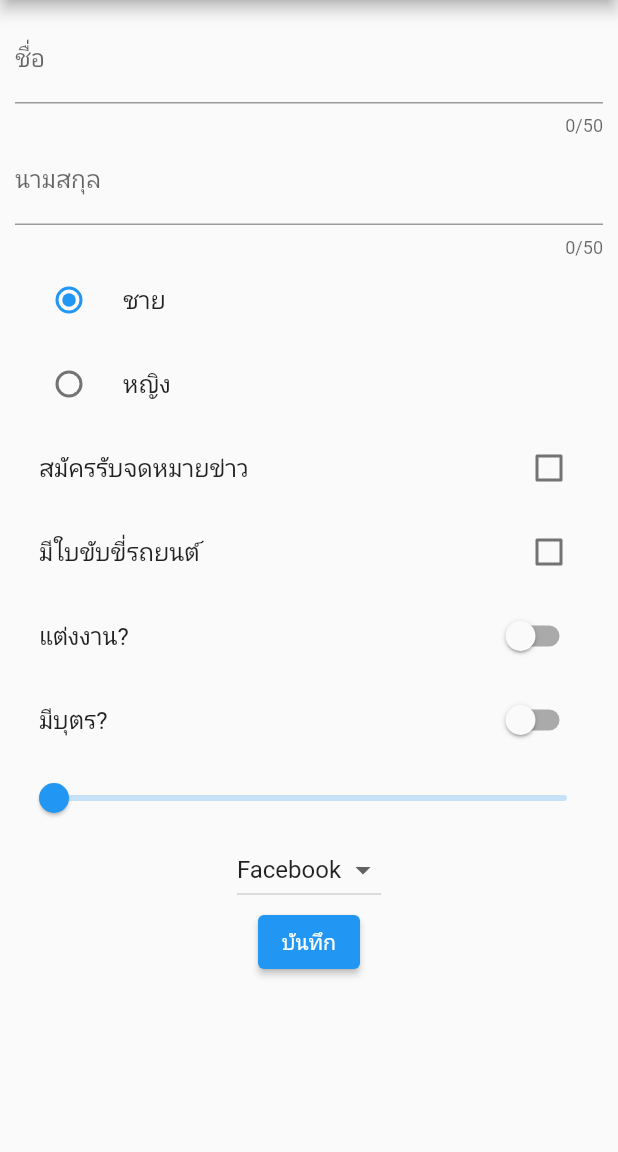
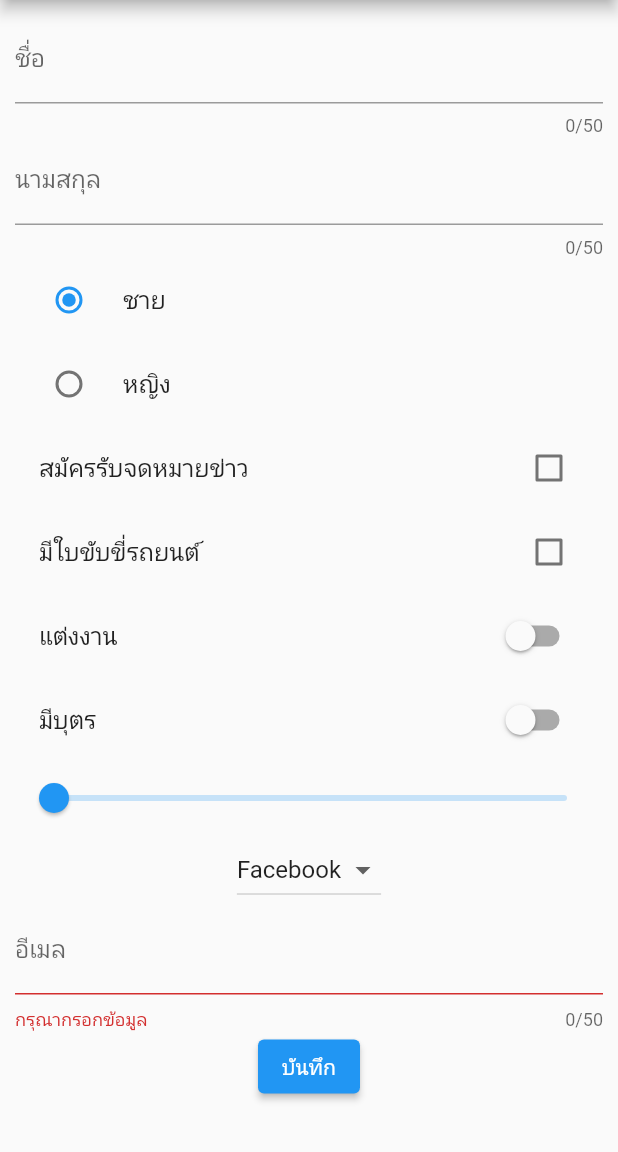
Before and after one commit to chon26909/Flutter-Form-Input, a Flutter app: the screen it shows after launch, after a tap on "บันทึก", on a phone screen of 412 x 824 dp, the part 84-1236 px from its top. Run offline on Flutter 3.47's test engine with Material 2 defaults, Android fonts, the phone set to English and light mode, and no system bars.

```diff
--- a/lib/screens/home_screen.dart
+++ b/lib/screens/home_screen.dart
@@ -21,6 +21,9 @@ class _HomeScreenState extends State<HomeScreen> {
       .toList();
   var channel = 'Facebook';
 
+  var email = '';
+  final formKey = GlobalKey<FormState>();
+
   @override
   Widget build(BuildContext context) {
     return Scaffold(
@@ -36,17 +39,22 @@ class _HomeScreenState extends State<HomeScreen> {
               buildSwitch(),
               buildSlider(),
               buildDropdown(),
+              buldForm(),
               ElevatedButton(
                 onPressed: () {
+                  if (!(formKey.currentState?.validate() ?? false)) return;
+
+                  formKey.currentState?.save();
                   print(
                       'Name: ${nameController.text} ${surnameController.text}');
                   print('gender ${gender}');
-
                   print("newsletter ${newsletter}");
                   print("driver ${driver}");
                   print("married ${married}");
                   print("child ${child}");
                   print("age ${age}");
+                  print("chanel ${channel}");
+                  print("email ${email}");
                 },
                 child: const Text("บันทึก"),
               )
@@ -56,6 +64,30 @@ class _HomeScreenState extends State<HomeScreen> {
       ),
     );
   }
+
+  Widget buldForm() => Form(
+      key: formKey,
+      child: Column(
+        children: [
+          TextFormField(
+            decoration: const InputDecoration(
+              labelText: "อีเมล",
+            ),
+            maxLength: 50,
+            keyboardType: TextInputType.emailAddress,
+            onSaved: (value) => email = value ?? "",
+            validator: (value) {
+              value ??= "";
+              if (value.isEmpty) return "กรุณากรอกข้อมูล";
+              if (!RegExp(r'^[\w-\.]+@([\w-]+\.)+[\w-]{2,4}$')
+                  .hasMatch(value)) {
+                return 'อีเมลไม่ถูกต้อง';
+              }
+              return null;
+            },
+          )
+        ],
+      ));
 
   Widget buildDropdown() => DropdownButton(
         value: channel,
@@ -75,12 +107,12 @@ class _HomeScreenState extends State<HomeScreen> {
   Widget buildSwitch() => Column(
         children: [
           SwitchListTile(
-            title: const Text("แต่งงาน?"),
+            title: const Text("แต่งงาน"),
             value: married,
             onChanged: (value) => setState(() => married = value),
           ),
           SwitchListTile(
-            title: const Text("มีบุตร?"),
+            title: const Text("มีบุตร"),
             value: child,
             onChanged: (value) => setState(() => child = value),
           )
```
